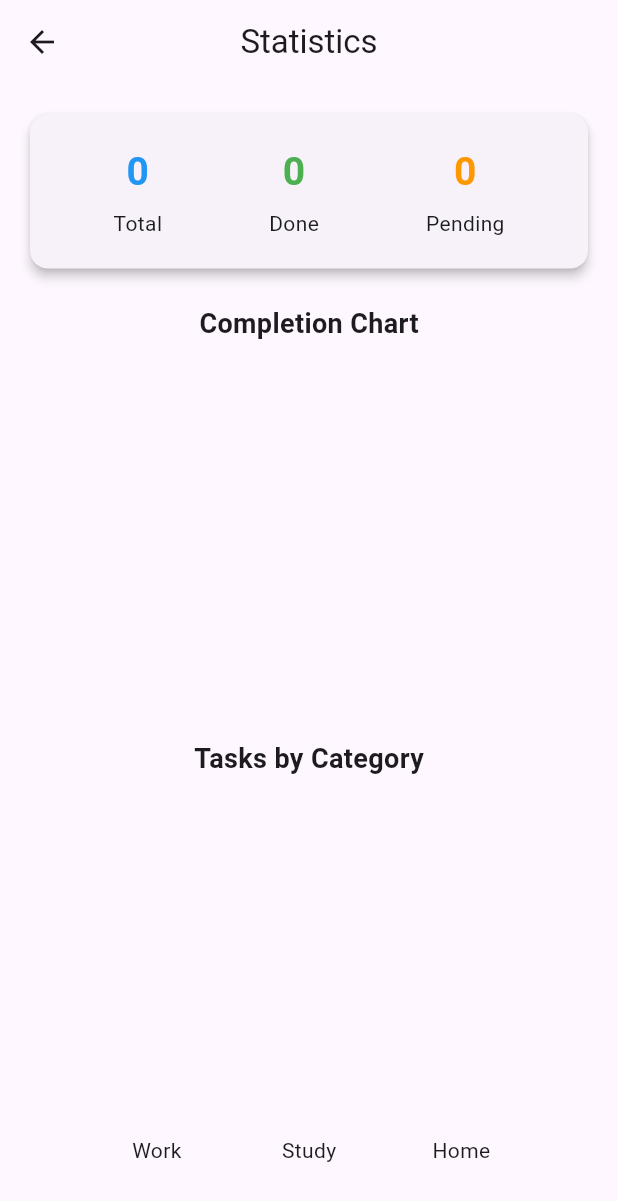
After one commit to nosirjonov-dev/Todo-App-Flutter, a Flutter app: the screen it shows after launch, after a tap on the "bar chart" icon, on a phone screen of 412 x 824 dp. The commit adds this screen. Shown: the top 1201 px of the screen. Run offline on Flutter 3.47's test engine with Material 3 defaults, Android fonts, the phone set to English and light mode, and no system bars; drawn by our look-alikes of fl_chart.

Commit message:
Progress / Stats

```diff
--- a/lib/home_page.dart
+++ b/lib/home_page.dart
@@ -1,5 +1,6 @@
 import 'package:flutter/material.dart';
 import 'add_task_page.dart';
+import 'stats_page.dart';
 
 class TodoItem {
   String title;
@@ -86,6 +87,15 @@ class _HomePageState extends State<HomePage> {
           IconButton(
             icon: Icon(widget.isDarkMode ? Icons.light_mode : Icons.dark_mode),
             onPressed: widget.onToggleTheme,
+          ),
+          IconButton(
+            icon: const Icon(Icons.bar_chart),
+            onPressed: () {
+              Navigator.push(
+                context,
+                MaterialPageRoute(builder: (_) => StatsPage(tasks: tasks)),
+              );
+            },
           ),
         ],
         bottom: PreferredSize(
--- /dev/null
+++ b/lib/stats_page.dart
@@ -0,0 +1,187 @@
+import 'package:flutter/material.dart';
+import 'package:fl_chart/fl_chart.dart';
+import 'home_page.dart';
+
+class MediaQueryOverride extends StatelessWidget {
+  final Widget child;
+
+  const MediaQueryOverride({super.key, required this.child});
+
+  @override
+  Widget build(BuildContext context) {
+    final mq = MediaQuery.of(context);
+
+    // Web xatosi uchun boldText override ni bloklaymiz
+    return MediaQuery(
+      data: mq.copyWith(boldText: false),
+      child: child,
+    );
+  }
+}
+
+class StatsPage extends StatelessWidget {
+  final List<TodoItem> tasks;
+
+  const StatsPage({super.key, required this.tasks});
+
+  @override
+  Widget build(BuildContext context) {
+    final total = tasks.length;
+    final completed = tasks.where((t) => t.isDone).length;
+    final pending = total - completed;
+
+    final workCount = tasks.where((t) => t.category == "Work").length;
+    final studyCount = tasks.where((t) => t.category == "Study").length;
+    final homeCount = tasks.where((t) => t.category == "Home").length;
+
+    return MediaQueryOverride(
+      child: Scaffold(
+        appBar: AppBar(
+          title: const Text("Statistics"),
+          centerTitle: true,
+        ),
+        body: ListView(
+          padding: const EdgeInsets.all(16),
+          children: [
+            _buildSummaryCard(total, completed, pending),
+            const SizedBox(height: 20),
+            _buildPieChart(completed, pending),
+            const SizedBox(height: 30),
+            _buildCategoryBarChart(workCount, studyCount, homeCount),
+          ],
+        ),
+      ),
+    );
+  }
+
+  // Summary Card
+  Widget _buildSummaryCard(int total, int complete, int pending) {
+    return Card(
+      shape: RoundedRectangleBorder(borderRadius: BorderRadius.circular(12)),
+      elevation: 3,
+      child: Padding(
+        padding: const EdgeInsets.all(20),
+        child: Row(
+          mainAxisAlignment: MainAxisAlignment.spaceAround,
+          children: [
+            _statItem("Total", total, Colors.blue),
+            _statItem("Done", complete, Colors.green),
+            _statItem("Pending", pending, Colors.orange),
+          ],
+        ),
+      ),
+    );
+  }
+
+  Widget _statItem(String label, int value, Color color) {
+    return Column(
+      children: [
+        Text(
+          value.toString(),
+          style: TextStyle(fontSize: 26, fontWeight: FontWeight.bold, color: color),
+        ),
+        const SizedBox(height: 6),
+        Text(label),
+      ],
+    );
+  }
+
+  // Pie Chart
+  Widget _buildPieChart(int done, int pending) {
+    return Column(
+      children: [
+        const Text(
+          "Completion Chart",
+          style: TextStyle(fontSize: 18, fontWeight: FontWeight.bold),
+        ),
+        const SizedBox(height: 14),
+        SizedBox(
+          height: 220,
+          child: PieChart(
+            PieChartData(
+              centerSpaceRadius: 40,
+              sectionsSpace: 3,
+              sections: [
+                PieChartSectionData(
+                  value: done.toDouble(),
+                  title: done == 0 ? "" : "$done",
+                  color: Colors.green,
+                  radius: 60,
+                ),
+                PieChartSectionData(
+                  value: pending.toDouble(),
+                  title: pending == 0 ? "" : "$pending",
+                  color: Colors.orange,
+                  radius: 60,
+                ),
+              ],
+            ),
+          ),
+        ),
+      ],
+    );
+  }
+
+  // Categories Bar Chart
+  Widget _buildCategoryBarChart(int w, int s, int h) {
+    return Column(
+      children: [
+        const Text(
+          "Tasks by Category",
+          style: TextStyle(fontSize: 18, fontWeight: FontWeight.bold),
+        ),
+        const SizedBox(height: 14),
+        SizedBox(
+          height: 260,
+          child: BarChart(
+            BarChartData(
+              borderData: FlBorderData(show: false),
+              gridData: FlGridData(show: false),
+              titlesData: FlTitlesData(
+                leftTitles: AxisTitles(sideTitles: SideTitles(showTitles: false)),
+                topTitles: AxisTitles(sideTitles: SideTitles(showTitles: false)),
+                rightTitles: AxisTitles(sideTitles: SideTitles(showTitles: false)),
+                bottomTitles: AxisTitles(
+                  sideTitles: SideTitles(
+                    showTitles: true,
+                    reservedSize: 36,
+                    getTitlesWidget: (double value, TitleMeta meta) {
+                      switch (value.toInt()) {
+                        case 0:
+                          return const Text("Work");
+                        case 1:
+                          return const Text("Study");
+                        case 2:
+                          return const Text("Home");
+                      }
+                      return const Text("");
+                    },
+                  ),
+                ),
+              ),
+              barGroups: [
+                _barGroup(0, w, Colors.blue),
+                _barGroup(1, s, Colors.green),
+                _barGroup(2, h, Colors.orange),
+              ],
+            ),
+          ),
+        ),
+      ],
+    );
+  }
+
+  BarChartGroupData _barGroup(int x, int value, Color color) {
+    return BarChartGroupData(
+      x: x,
+      barRods: [
+        BarChartRodData(
+          toY: value.toDouble(),
+          color: color,
+          width: 26,
+          borderRadius: BorderRadius.circular(6),
+        )
+      ],
+    );
+  }
+}
--- a/pubspec.yaml
+++ b/pubspec.yaml
@@ -35,6 +35,7 @@ dependencies:
   # Use with the CupertinoIcons class for iOS style icons.
   cupertino_icons: ^1.0.8
   shared_preferences: ^2.1.0
+  fl_chart: ^0.66.0
 dev_dependencies:
   flutter_test:
     sdk: flutter
```
Also changed, not shown: pubspec.lock.
